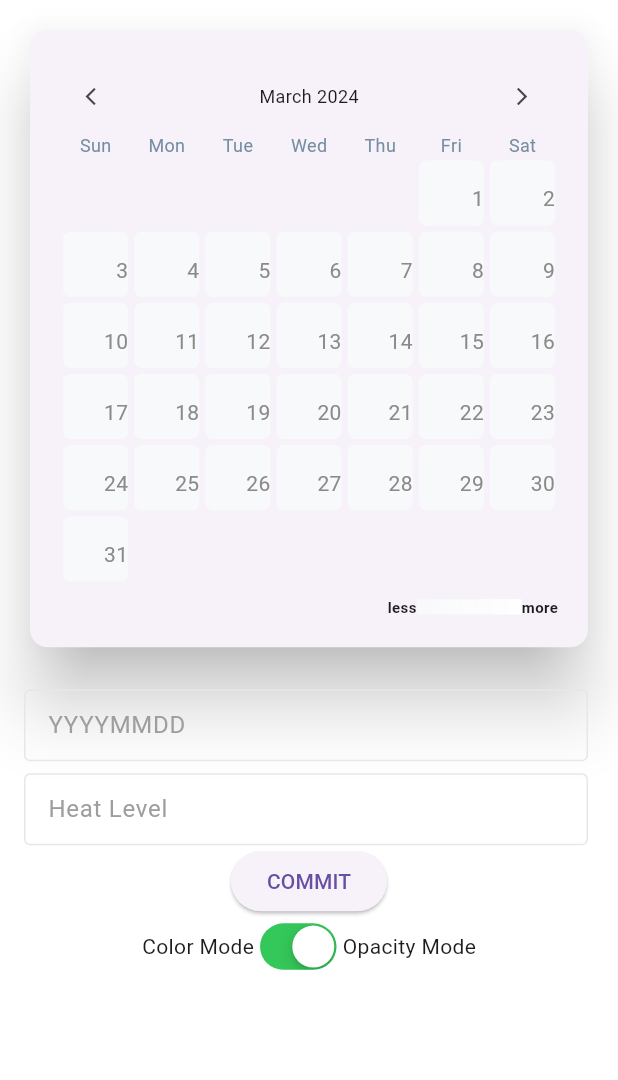
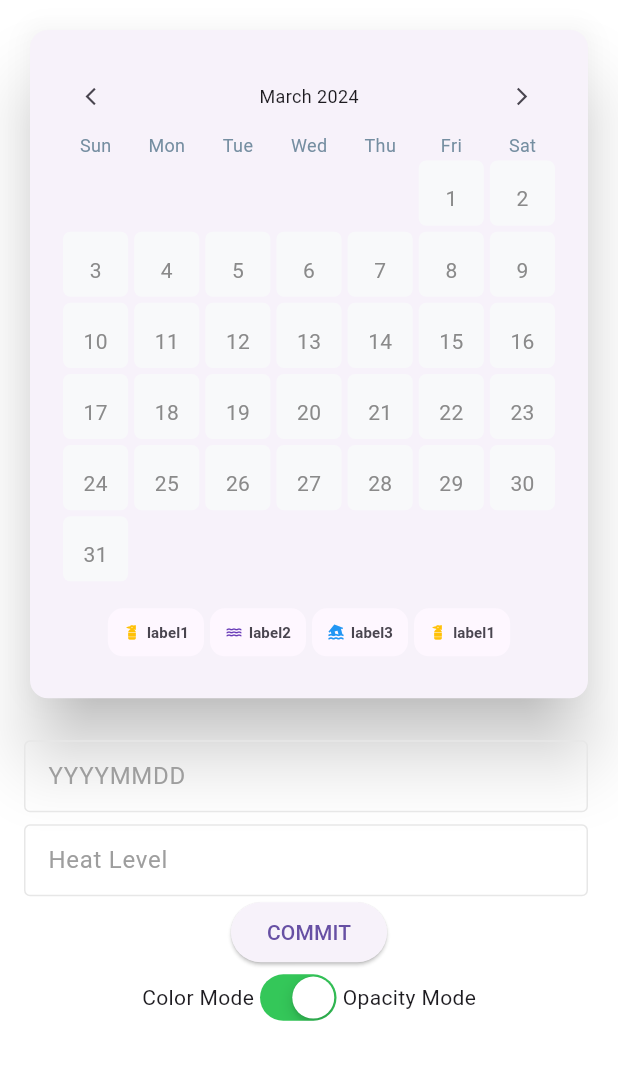
Before and after one commit to amias-samir/Heatmap-Calendar-Flutter, a Flutter app: the HeatMapCalendarExample screen opened by its route, on a phone screen of 412 x 824 dp, the part 84-1164 px from its top. Run offline on Flutter 3.47's test engine with Material 3 defaults, Android fonts, the phone set to English and light mode, and no system bars.

Commit message:
fixes widget legends and widgets related issue, enhance ui

```diff
--- a/example/lib/pages/heatmap_calendar_example.dart
+++ b/example/lib/pages/heatmap_calendar_example.dart
@@ -67,7 +67,6 @@ class _HeatMapCalendarExample extends State<HeatMapCalendarExample> {
                   colorMode:
                       isOpacityMode ? ColorMode.opacity : ColorMode.color,
                   colorsets: const {
-                    0: Colors.white,
                     1: Colors.red,
                     3: Colors.orange,
                     5: Colors.yellow,
@@ -76,6 +75,13 @@ class _HeatMapCalendarExample extends State<HeatMapCalendarExample> {
                     11: Colors.indigo,
                     13: Colors.purple,
                   },
+                  heatmapWidgetLegends: [
+                    HeatmapChildrenData(label: "label1", desc: "desc1", child: const Icon(Icons.fire_extinguisher, size: 12, color: Colors.amber,)),
+                    HeatmapChildrenData(label: "label2", desc: "desc2", child: const Icon(Icons.water, size: 12, color: Colors.deepPurple,)),
+                    HeatmapChildrenData(label: "label3", desc: "desc3", child: const Icon(Icons.flood, size: 12, color: Colors.blue,)),
+                    HeatmapChildrenData(label: "label1", desc: "desc1", child: const Icon(Icons.fire_extinguisher, size: 12, color: Colors.amber,)),
+                  ],
+
                   onClick: (datetime, heatmapData){
                     ScaffoldMessenger.of(context).showSnackBar(
                         SnackBar(content: Text('$datetime : $heatmapData')));
--- a/lib/src/heatmap.dart
+++ b/lib/src/heatmap.dart
@@ -59,6 +59,9 @@ class HeatMap extends StatefulWidget {
   /// Default value is [HeatmapCalendarType.intensity].
   final HeatmapCalendarType heatmapType;
 
+  /// Show widget legends of the heatmap if [HeatmapCalendarType] is [HeatmapCalendarType.widgets] at the below.
+  final List<HeatmapChildrenData>? heatmapWidgetLegends;
+
   /// Function that will be called when a block is clicked.
   ///
   /// Parameter gives clicked [DateTime] value.
@@ -103,6 +106,7 @@ class HeatMap extends StatefulWidget {
     required this.colorsets,
     this.colorMode = ColorMode.opacity,
     this.heatmapType = HeatmapCalendarType.intensity,
+    this.heatmapWidgetLegends,
     this.startDate,
     this.endDate,
     this.textColor,
@@ -165,6 +169,8 @@ class _HeatMap extends State<HeatMap> {
         if (widget.showColorTip == true)
           HeatMapColorTip(
             colorMode: widget.colorMode,
+            heatmapType: widget.heatmapType,
+            heatmapWidgetLegends: widget.heatmapWidgetLegends,
             colorsets: widget.colorsets,
             leftWidget: widget.colorTipHelper?[0],
             rightWidget: widget.colorTipHelper?[1],
--- a/lib/src/heatmap_calendar.dart
+++ b/lib/src/heatmap_calendar.dart
@@ -70,6 +70,9 @@ class HeatMapCalendar extends StatefulWidget {
   /// Default value is [HeatmapCalendarType.intensity].
   final HeatmapCalendarType heatmapType;
 
+  /// Show widget legends of the heatmap if [HeatmapCalendarType] is [HeatmapCalendarType.widgets] at the below.
+  final List<HeatmapChildrenData>? heatmapWidgetLegends;
+
   /// Function that will be called when a block is clicked.
   ///
   /// Paratmeter gives clicked [DateTime] value.
@@ -103,6 +106,7 @@ class HeatMapCalendar extends StatefulWidget {
     required this.colorsets,
     this.colorMode = ColorMode.opacity,
     this.heatmapType = HeatmapCalendarType.intensity,
+    this.heatmapWidgetLegends,
     this.defaultColor,
     this.datasets,
     this.initDate,
@@ -245,6 +249,8 @@ class _HeatMapCalendar extends State<HeatMapCalendar> {
           if (widget.showColorTip == true)
             HeatMapColorTip(
               colorMode: widget.colorMode,
+              heatmapType: widget.heatmapType,
+              heatmapWidgetLegends: widget.heatmapWidgetLegends,
               colorsets: widget.colorsets,
               leftWidget: widget.colorTipHelper?[0],
               rightWidget: widget.colorTipHelper?[1],
--- a/lib/src/widgets/heatmap_color_tip.dart
+++ b/lib/src/widgets/heatmap_color_tip.dart
@@ -1,6 +1,7 @@
 import 'dart:collection';
 
 import 'package:flutter/material.dart';
+import '../../heatmap_calendar_flutter.dart';
 import '../data/heatmap_color.dart';
 import '../enums/heatmap_color_mode.dart';
 
@@ -18,6 +19,18 @@ class HeatMapColorTip extends StatelessWidget {
   /// [ColorMode.opacity] requires just one colorsets value and changes color
   /// [ColorMode.color] changes colors based on [colorsets] thresholds key value.
   final ColorMode colorMode;
+
+  /// HeatmapCalendarType changes the UI mode of blocks.
+  ///
+  /// [HeatmapCalendarType.intensity] requires just the intensity value to change the color
+  /// dynamically based on hightest value of [datasets].
+  /// [HeatmapCalendarType.widgets] requires the list of widgets (list of events/activities) on the same date.
+  ///
+  /// Default value is [HeatmapCalendarType.intensity].
+  final HeatmapCalendarType heatmapType;
+
+  /// Show widget legends of the heatmap if [HeatmapCalendarType] is [HeatmapCalendarType.widgets] at the below.
+  final List<HeatmapChildrenData>? heatmapWidgetLegends;
 
   /// The widget which shows left side of [HeatMapColorTip].
   ///
@@ -38,6 +51,8 @@ class HeatMapColorTip extends StatelessWidget {
   const HeatMapColorTip({
     Key? key,
     required this.colorMode,
+    required this.heatmapType,
+    this.heatmapWidgetLegends,
     this.colorsets,
     this.leftWidget,
     this.rightWidget,
@@ -53,6 +68,7 @@ class HeatMapColorTip extends StatelessWidget {
       ? _heatmapListColor()
       : _heatmapListOpacity();
 
+
   /// Evenly show every colors from lowest to highest.
   List<Widget> _heatmapListColor() {
     List<Widget> children = [];
@@ -67,6 +83,32 @@ class HeatMapColorTip extends StatelessWidget {
 
     return children;
   }
+
+
+  /// Show legend with icon and label.
+  Widget _heatmapWidgetLegendList() {
+    if(heatmapWidgetLegends != null && heatmapWidgetLegends!.isNotEmpty){
+      return Wrap(
+        spacing: 4.0,
+        runSpacing: 2,
+        children: heatmapWidgetLegends!.map(
+                (legendData) => Chip(
+              label: _defaultText(legendData.label),
+              // color: MaterialStateProperty.all(null),
+              color: MaterialStateProperty.all(const Color(0x00000000)),
+              shape:  RoundedRectangleBorder(
+                borderRadius: BorderRadius.circular(10),
+                side: const BorderSide(color: Colors.transparent, width: 0), // Transparent border
+              ),
+              labelPadding: const EdgeInsets.symmetric(vertical: 0, horizontal: 2 ),
+              avatar: legendData.child,)).toList(),
+      );
+    }
+
+    // return [ const SizedBox()];
+    return  const SizedBox();
+  }
+
 
   /// Evenly show every colors from transparent to non-transparent.
   List<Widget> _heatmapListOpacity() {
@@ -104,14 +146,14 @@ class HeatMapColorTip extends StatelessWidget {
   Widget build(BuildContext context) {
     return Padding(
       padding: const EdgeInsets.only(top: 8.0),
-      child: Row(
+      child: heatmapType == HeatmapCalendarType.intensity? Row(
         mainAxisAlignment: MainAxisAlignment.end,
-        children: <Widget>[
+        children:   <Widget>[
           leftWidget ?? _defaultText('less'),
           ..._heatmapList(),
           rightWidget ?? _defaultText('more'),
-        ],
-      ),
+        ] ,
+      ): _heatmapWidgetLegendList(),
     );
   }
 }
--- a/lib/src/widgets/heatmap_container.dart
+++ b/lib/src/widgets/heatmap_container.dart
@@ -50,7 +50,7 @@ class HeatMapContainer extends StatelessWidget {
             height: size,
             alignment: Alignment.center,
             decoration: BoxDecoration(
-              color: selectedColor,
+              color: heatmapType == HeatmapCalendarType.widgets ?Colors.transparent :selectedColor,
               borderRadius:
                   BorderRadius.all(Radius.circular(borderRadius ?? 5)),
             ),
@@ -63,7 +63,7 @@ class HeatMapContainer extends StatelessWidget {
                 _widgetsFromData(heatmapData),
 
                 Align(
-                  alignment: Alignment.bottomRight,
+                  alignment: Alignment.bottomCenter,
                   child:  Text(
                     date.day.toString(),
                     style: TextStyle(
```
